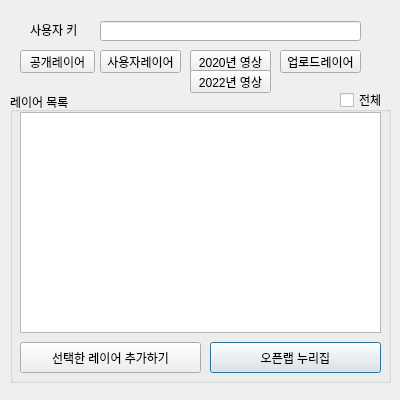
This is dtcloud/dtcloud_dialog_base.ui in iyeti78/qgis-dtcloud-plugin as Qt 5 draws it before an edit. The edited form follows.
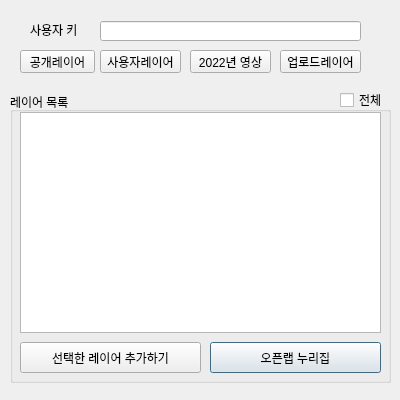
This is the edited form.

```diff
--- a/dtcloud/dtcloud_dialog_base.ui
+++ b/dtcloud/dtcloud_dialog_base.ui
@@ -233,19 +233,6 @@
     <string>사용자레이어</string>
    </property>
   </widget>
-  <widget class="QPushButton" name="pushButton_8">
-   <property name="geometry">
-    <rect>
-     <x>190</x>
-     <y>50</y>
-     <width>81</width>
-     <height>23</height>
-    </rect>
-   </property>
-   <property name="text">
-    <string>2020년 영상</string>
-   </property>
-  </widget>
   <widget class="QPushButton" name="pushButton_10">
    <property name="geometry">
     <rect>
@@ -289,7 +276,7 @@
    <property name="geometry">
     <rect>
      <x>190</x>
-     <y>70</y>
+     <y>50</y>
      <width>81</width>
      <height>23</height>
     </rect>
```
Left out of the diff: 1 changed line with no effect on the pictures.
